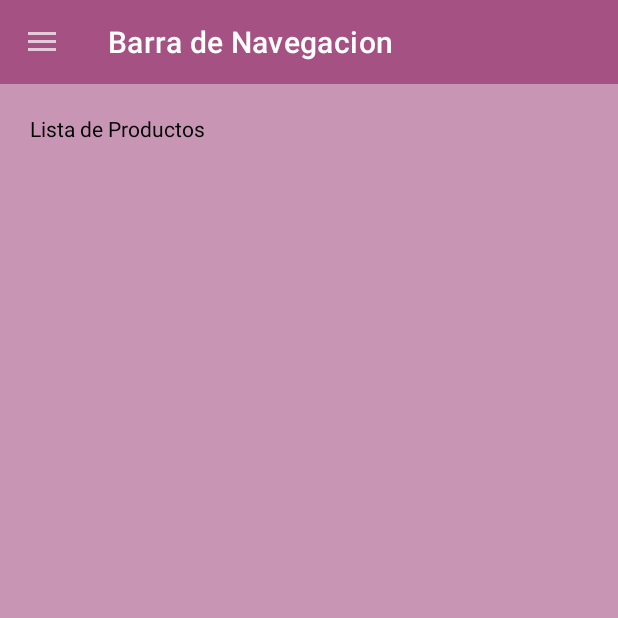
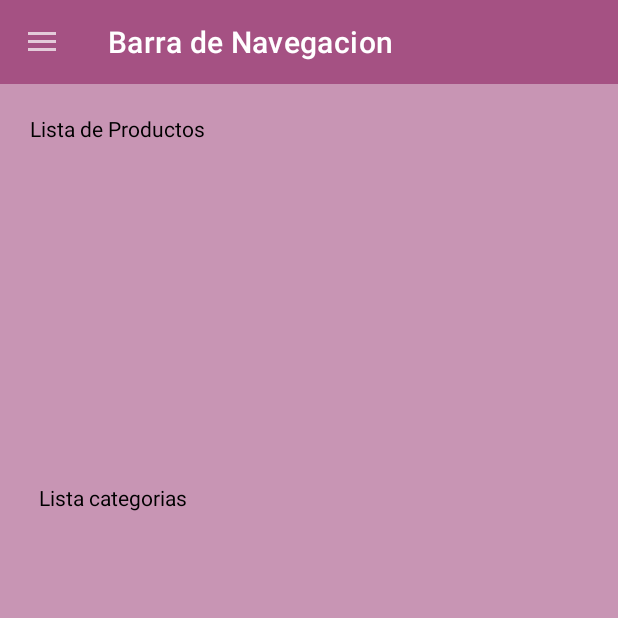
Before and after one commit to JoseMario28/TFG2, an Android app: the screen it shows after launch once a user with an empty profile is signed in (HomeActivity), on a phone screen of 412 x 824 dp, the top half of it. Run offline under Robolectric (Android 15) with nearby library versions, the phone set to English and light mode, and no system bars; our stand-ins replace Firebase (no records; nobody signed in at launch, a user with empty details on screens opened directly); 2 statements that could not run were skipped.

Commit message:
Edit de la vista de los productos, agregacion de un filtro para los productos

```diff
--- a/app/src/main/java/com/example/tfg2/api/ApiService.java
+++ b/app/src/main/java/com/example/tfg2/api/ApiService.java
@@ -59,8 +59,8 @@ public interface ApiService {
     //obtener una categoria especifica
     //'https://fakestoreapi.com/products/category/jewelery'
     //este no esta realizado
-    @GET("products/categories")
-    Call<List<Producto>> getSelectCategories(@Query("categories") String categories);
+    @GET("products/category/{tipo}")
+    Call<List<Producto>> getSelectCategories(@Path(value = "tipo") String tipo);
 
     //añadir un producto
     //https://fakestoreapi.com/products'
--- a/app/src/main/java/com/example/tfg2/fragments/HomeFragment.java
+++ b/app/src/main/java/com/example/tfg2/fragments/HomeFragment.java
@@ -1,5 +1,6 @@
 package com.example.tfg2.fragments;
 
+import android.content.Intent;
 import android.os.Bundle;
 
 import androidx.fragment.app.Fragment;
@@ -14,7 +15,9 @@ import android.widget.Toast;
 
 import com.example.tfg2.Models.Producto;
 import com.example.tfg2.R;
+import com.example.tfg2.adapters.AdapterFragment;
 import com.example.tfg2.adapters.ApiListAdapter;
+import com.example.tfg2.adapters.ApiListCategory;
 import com.example.tfg2.api.ApiCliente;
 import com.example.tfg2.api.ApiService;
 
@@ -31,9 +34,15 @@ public class HomeFragment extends Fragment {
     List<Producto> product_list = new ArrayList<>();
     List<String> categoriesList = new ArrayList<>();
 
+    String category;
+    ApiListCategory apiListCategory;
     ApiListAdapter apiListAdapter;
+
     LinearLayoutManager layoutManager;
+    LinearLayoutManager layoutManagerCategory;
+
     RecyclerView recyclerView;
+    RecyclerView categoryRecyclerView;
 
 
     @Override
@@ -51,12 +60,18 @@ public class HomeFragment extends Fragment {
         View root  = inflater.inflate(R.layout.fragment_home, container, false);
 
         recyclerView = root.findViewById(R.id.recycler_view);
+        categoryRecyclerView = root.findViewById(R.id.category_recyclerView);
+
+        layoutManagerCategory = new LinearLayoutManager(getContext());
+        categoryRecyclerView.setLayoutManager(layoutManagerCategory);
+        layoutManagerCategory.setOrientation(RecyclerView.HORIZONTAL);
+
         layoutManager = new LinearLayoutManager(getContext());
         recyclerView.setLayoutManager(layoutManager);
 
 
         cargar_prodcutos_api();
-
+        cargar_categorias_api();
 
 
         return root;
@@ -78,9 +93,22 @@ public class HomeFragment extends Fragment {
                 }
                 //cargar la lista de elemento en la lista
                 categoriesList = response.body();
+                categoriesList.add(new String("Todas"));
+                apiListCategory = new ApiListCategory(categoriesList,getActivity(),new ApiListCategory.OnCategoryClickListener(){
+                    @Override
+                    public void onItemCategoryClick(String item) {
 
-                // apiListAdapter = new ApiListAdapter(product_list,getActivity());
-                // recyclerView.setAdapter(apiListAdapter);
+
+
+                                cargar_productos_por_categoria(item);
+
+
+
+
+
+                    }
+                });
+                categoryRecyclerView.setAdapter(apiListCategory);
 
 
             }
@@ -90,10 +118,56 @@ public class HomeFragment extends Fragment {
 
                 //ha fallado la conexion
                 Toast.makeText(getActivity(), t.getMessage(), Toast.LENGTH_SHORT).show();
-                Log.i("info", "onFailure: "+t.getMessage());
+                Log.i("productos", "onFailure: "+t.getMessage());
 
             }
         });
+    }
+
+    public void cargar_productos_por_categoria(String category){
+        if(category.equals("Todas")){
+            cargar_prodcutos_api();
+
+        }else {
+
+            ApiService apiService = ApiCliente.getCliente().create(ApiService.class);
+
+            Call<List<Producto>> listCall = apiService.getSelectCategories(category);
+
+            listCall.enqueue(new Callback<List<Producto>>() {
+                @Override
+                public void onResponse(Call<List<Producto>> call, Response<List<Producto>> response) {
+
+                    if (!response.isSuccessful()) {
+                        Toast.makeText(getActivity(), "Error en la conexion", Toast.LENGTH_SHORT).show();
+                        Log.i("producto", "onResponse: " + "errror");
+                    }
+                    //cargar la lista de elemento en la lista
+                    product_list = response.body();
+                    Log.i("productos", "DESPUES : " + product_list.toString());
+
+
+                    apiListAdapter = new ApiListAdapter(product_list, getActivity(), new ApiListAdapter.OnItemClickListener() {
+                        @Override
+                        public void onItemClick(Producto item) {
+
+                        }
+                    });
+                    recyclerView.setAdapter(apiListAdapter);
+
+
+                }
+
+                @Override
+                public void onFailure(Call<List<Producto>> call, Throwable t) {
+
+                    //ha fallado la conexion
+                    Toast.makeText(getActivity(), t.getMessage(), Toast.LENGTH_SHORT).show();
+                    Log.i("info", "onFailure: " + t.getMessage());
+
+                }
+            });
+        }
     }
 
     public void cargar_prodcutos_api(){
@@ -112,7 +186,12 @@ public class HomeFragment extends Fragment {
                 //cargar la lista de elemento en la lista
                 product_list = response.body();
 
-                apiListAdapter = new ApiListAdapter(product_list,getActivity());
+                apiListAdapter = new ApiListAdapter(product_list, getActivity(), new ApiListAdapter.OnItemClickListener() {
+                    @Override
+                    public void onItemClick(Producto item) {
+                        moveToDescription();
+                    }
+                });
                 recyclerView.setAdapter(apiListAdapter);
 
 
@@ -128,5 +207,17 @@ public class HomeFragment extends Fragment {
 
             }
         });
+
+
+    }
+
+    public void moveToDescription(){
+
+        ProfileFragment pf = new ProfileFragment();
+        getActivity().getSupportFragmentManager().beginTransaction()
+                .replace(R.id.container,pf)
+                .addToBackStack(null)
+                .commit();
+
     }
 }
--- a/app/src/main/res/layout/fragment_home.xml
+++ b/app/src/main/res/layout/fragment_home.xml
@@ -1,28 +1,70 @@
 <?xml version="1.0" encoding="utf-8"?>
 <FrameLayout xmlns:android="http://schemas.android.com/apk/res/android"
+    xmlns:app="http://schemas.android.com/apk/res-auto"
     xmlns:tools="http://schemas.android.com/tools"
     android:layout_width="match_parent"
     android:layout_height="match_parent"
     tools:context=".fragments.HomeFragment" android:background="@color/bacano2">
 
     <!-- TODO: Update blank fragment layout -->
+    <androidx.constraintlayout.widget.ConstraintLayout
+        android:layout_width="match_parent"
+        android:layout_height="match_parent">
+
+        <TextView
+            android:id="@+id/textView"
+            android:layout_width="wrap_content"
+            android:layout_height="wrap_content"
+            android:layout_margin="10dp"
+            android:layout_marginStart="16dp"
+            android:layout_marginTop="4dp"
+            android:padding="10dp"
+            android:text="Lista de Productos"
+            android:textColor="@color/black"
+            app:layout_constraintStart_toStartOf="parent"
+            app:layout_constraintTop_toTopOf="parent" />
+
+
+        <androidx.recyclerview.widget.RecyclerView
+            android:id="@+id/category_recyclerView"
+            android:layout_width="411dp"
+            android:layout_height="198dp"
+            android:layout_marginTop="56dp"
+            app:layout_constraintEnd_toEndOf="parent"
+            app:layout_constraintHorizontal_bias="0.0"
+            app:layout_constraintStart_toStartOf="parent"
+            app:layout_constraintTop_toTopOf="parent" />
+
+
+
         <TextView
             android:layout_width="wrap_content"
             android:layout_height="wrap_content"
-        android:text="Lista de Productos"
+            android:layout_marginStart="16dp"
+            android:layout_marginTop="256dp"
+            android:padding="10dp"
+            android:text="Lista categorias"
             android:textColor="@color/black"
-        android:layout_margin="10dp"
-        android:padding="10dp"
-        />
+            app:layout_constraintStart_toStartOf="parent"
+            app:layout_constraintTop_toTopOf="parent" />
 
         <androidx.recyclerview.widget.RecyclerView
             android:id="@+id/recycler_view"
-        android:layout_width="match_parent"
-        android:layout_height="match_parent"
-        android:layout_marginTop="50dp"
+            android:layout_width="408dp"
+            android:layout_height="400dp"
+
+            android:layout_gravity="center_vertical"
 
 
-        />
+            android:layout_marginBottom="4dp"
+            app:layout_constraintBottom_toBottomOf="parent"
+            app:layout_constraintEnd_toEndOf="parent"
+            app:layout_constraintHorizontal_bias="0.0"
+            app:layout_constraintStart_toStartOf="parent" />
+
+
+    </androidx.constraintlayout.widget.ConstraintLayout>
+
 
 
 </FrameLayout>
--- a/app/src/main/res/values/strings.xml
+++ b/app/src/main/res/values/strings.xml
@@ -7,5 +7,4 @@
     <string name="hello_blank_fragment">Hello blank fragment</string>
 
 
-
 </resources>
```
Also changed, not shown: app/src/main/java/com/example/tfg2/Models/Producto.java (+12 -0 lines), app/src/main/java/com/example/tfg2/adapters/ApiListAdapter.java (+14 -3 lines), app/src/main/java/com/example/tfg2/adapters/ApiListCategory.java (added, +88 -0 lines), app/src/main/java/com/example/tfg2/fragments/ProductDetailsFragment.java (added, +66 -0 lines), app/src/main/res/layout/fragment_product_details.xml (added, +14 -0 lines), app/src/main/res/layout/list_category.xml (added, +35 -0 lines). Lines whose indentation alone changed are shown as unchanged.
